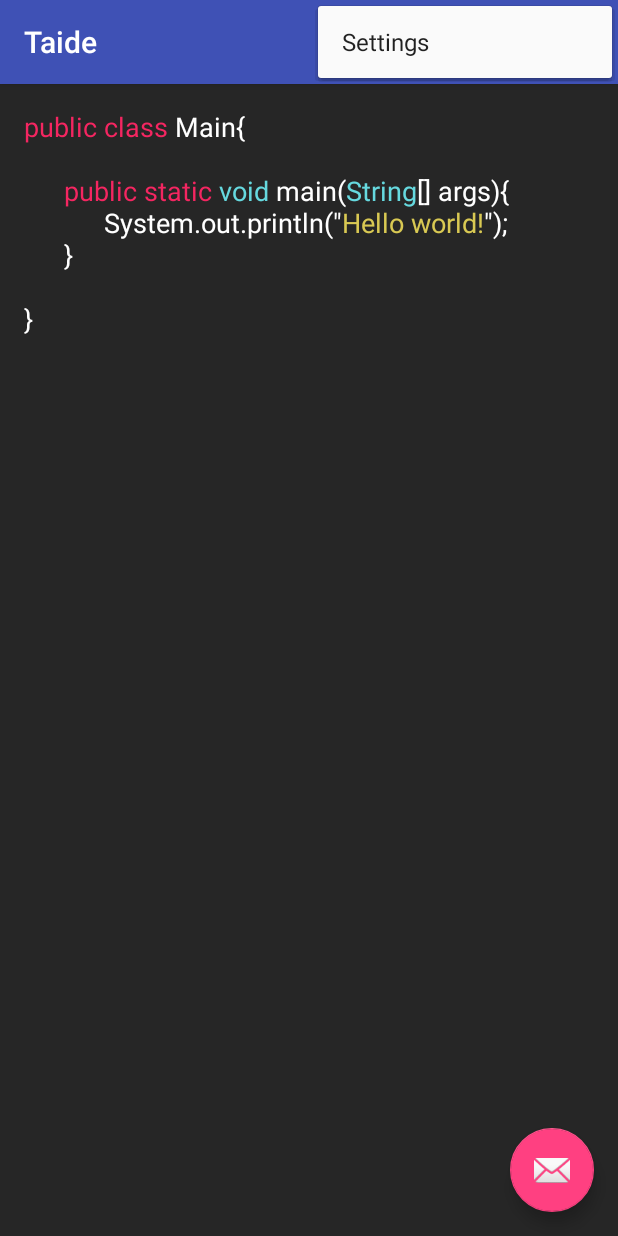
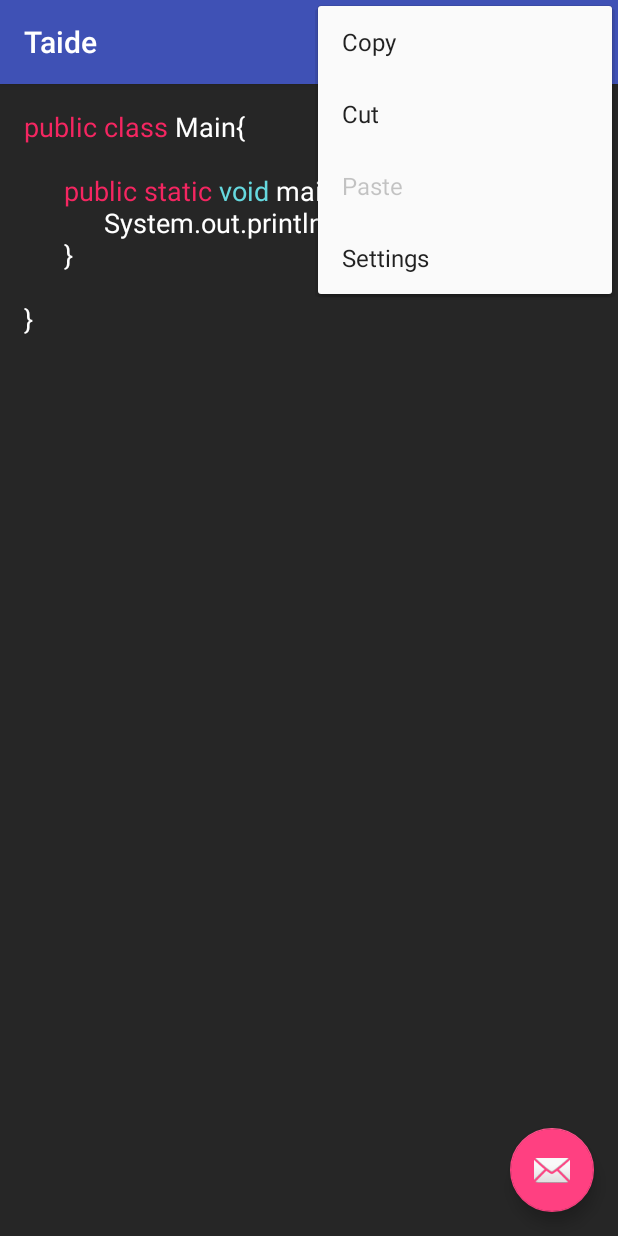
Before and after one commit to SimonAlling/taide, an Android app: the screen it shows after launch (MainActivity), with the options menu open, on a phone screen of 412 x 824 dp. Run offline under Robolectric (Android 15) with nearby library versions, the phone set to English and light mode, and no system bars.

Commit message:
Add copy/cut/paste functionality

```diff
--- a/Taide/app/src/main/java/se/chalmers/taide/MainActivity.java
+++ b/Taide/app/src/main/java/se/chalmers/taide/MainActivity.java
@@ -1,5 +1,6 @@
 package se.chalmers.taide;
 
+import android.content.ClipboardManager;
 import android.os.Bundle;
 import android.support.design.widget.FloatingActionButton;
 import android.support.design.widget.Snackbar;
@@ -18,8 +19,11 @@ import se.chalmers.taide.model.ModelFactory;
 import se.chalmers.taide.model.languages.Language;
 import se.chalmers.taide.model.languages.LanguageFactory;
 import se.chalmers.taide.model.languages.SyntaxBlock;
+import se.chalmers.taide.util.Clipboard;
 
 public class MainActivity extends AppCompatActivity {
+
+    private EditText codeEditor;
 
     @Override
     protected void onCreate(Bundle savedInstanceState) {
@@ -38,13 +42,13 @@ public class MainActivity extends AppCompatActivity {
         });
 
 
-        final EditText codeEditor = (EditText)findViewById(R.id.editText);
+        codeEditor = (EditText)findViewById(R.id.editText);
         final String sampleCode = "public class Main{\n\n\t\tpublic static void main(String[] args){\n\t\t\t\tSystem.out.println(\"Hello world!\");\n\t\t}\n\n}";
         codeEditor.setText(sampleCode);
         codeEditor.setOnClickListener(new View.OnClickListener() {
             @Override
             public void onClick(View v) {
-                if(codeEditor.getText().length() == 0) {
+                if (codeEditor.getText().length() == 0) {
                     codeEditor.setText(sampleCode);
                     codeEditor.setSelection(101);    //Set focus after Syso statement
                 }
@@ -62,15 +66,24 @@ public class MainActivity extends AppCompatActivity {
     }
 
     @Override
+    public boolean onPrepareOptionsMenu(Menu menu){
+        final MenuItem pasteMenu = menu.findItem(R.id.action_paste);
+        pasteMenu.setEnabled(Clipboard.hasPasteContent(getApplicationContext()));
+        return true;
+    }
+
+    @Override
     public boolean onOptionsItemSelected(MenuItem item) {
         // Handle action bar item clicks here. The action bar will
         // automatically handle clicks on the Home/Up button, so long
         // as you specify a parent activity in AndroidManifest.xml.
         int id = item.getItemId();
 
-        //noinspection SimplifiableIfStatement
-        if (id == R.id.action_settings) {
-            return true;
+        switch(id){
+            case R.id.action_settings:  break;
+            case R.id.action_copy:      Clipboard.copyToClipboard(getApplicationContext(), codeEditor);break;
+            case R.id.action_cut:       Clipboard.cutToClipboard(getApplicationContext(), codeEditor);break;
+            case R.id.action_paste:     Clipboard.pasteFromClipboard(getApplicationContext(), codeEditor);break;
         }
 
         return super.onOptionsItemSelected(item);
--- a/Taide/app/src/main/res/menu/menu_main.xml
+++ b/Taide/app/src/main/res/menu/menu_main.xml
@@ -7,4 +7,19 @@
         android:orderInCategory="100"
         android:title="@string/action_settings"
         app:showAsAction="never" />
+    <item
+        android:id="@+id/action_copy"
+        android:orderInCategory="50"
+        android:title="@string/action_copy"
+        app:showAsAction="never" />
+    <item
+        android:id="@+id/action_cut"
+        android:orderInCategory="50"
+        android:title="@string/action_cut"
+        app:showAsAction="never" />
+    <item
+        android:id="@+id/action_paste"
+        android:orderInCategory="50"
+        android:title="@string/action_paste"
+        app:showAsAction="never" />
 </menu>
--- a/Taide/app/src/main/res/values/strings.xml
+++ b/Taide/app/src/main/res/values/strings.xml
@@ -2,4 +2,7 @@
     <string name="app_name">Taide</string>
     <string name="action_settings">Settings</string>
     <string name="insert_sample_descriptor">Click to paste HelloWorld sample</string>
+    <string name="action_copy">Copy</string>
+    <string name="action_cut">Cut</string>
+    <string name="action_paste">Paste</string>
 </resources>
```
Also changed, not shown: Taide/app/src/main/java/se/chalmers/taide/util/Clipboard.java (added, +49 -0 lines).
